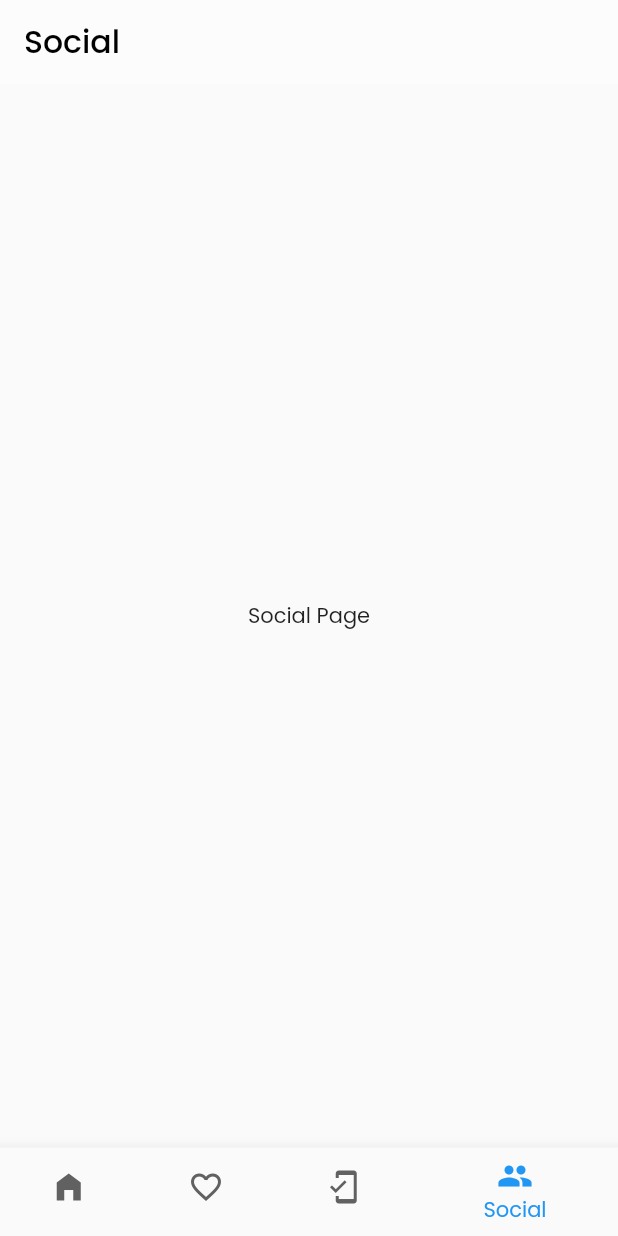
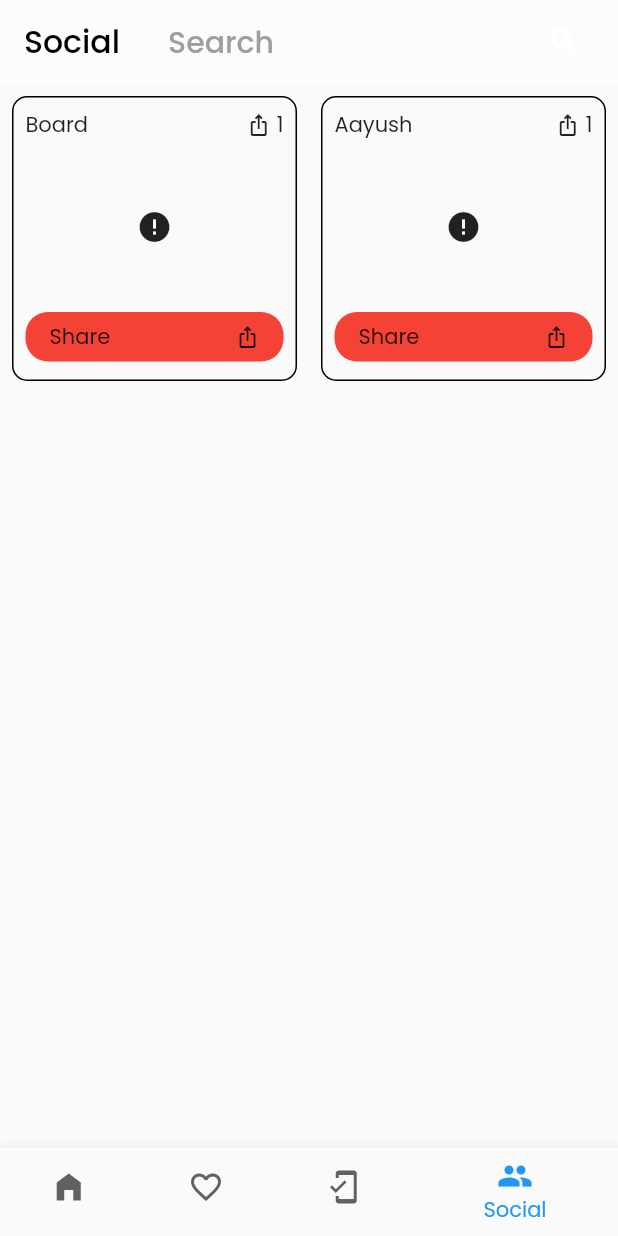
Before and after one commit to trendmate/app, a Flutter app: the screen it shows after launch, item 4 of the bottom bar chosen, on a phone screen of 412 x 824 dp. Run offline on Flutter 3.47's test engine with Material 2 defaults, Android fonts, the phone set to English and light mode, and no system bars; drawn by our look-alikes of cached_network_image; our stand-ins replace cloud_firestore, firebase_auth, firebase_core, share_plus; accounts and stored records are empty; network calls fail.

Commit message:
social feature (socialpage, socialProvider, firebase Methods and search)

```diff
--- /dev/null
+++ b/lib/constants/config.dart
@@ -0,0 +1,5 @@
+class Config {
+  Config._();
+
+  static bool UItest = false;
+}
--- a/lib/main.dart
+++ b/lib/main.dart
@@ -2,6 +2,7 @@ import 'package:flutter/material.dart';
 
 import 'package:firebase_core/firebase_core.dart';
 import 'package:provider/provider.dart';
+import 'package:trendmate/constants/config.dart';
 import 'package:trendmate/providers/filters_provider.dart';
 import 'package:trendmate/providers/products_provider.dart';
 
@@ -15,6 +16,7 @@ import 'package:trendmate/providers/social_provider.dart';
 import 'package:trendmate/providers/user_provider.dart';
 
 void main() async {
+  Config.UItest = true;
   WidgetsFlutterBinding.ensureInitialized();
   await Firebase.initializeApp();
   runApp(const MyApp());
--- a/lib/models/ecom/product.dart
+++ b/lib/models/ecom/product.dart
@@ -1,7 +1,7 @@
 import 'dart:convert';
 
 class Product {
-  final String productId;
+  String productId;
   final String brand;
   final String category;
   final String description;
@@ -10,7 +10,7 @@ class Product {
   final int price; // price*100
   final int rating; // out of 500 (5.00)
   final int reviews_no;
-  final int share_no;
+  int share_no;
   final int trendiness;
   final String url;
   final String demographic;
@@ -137,7 +137,8 @@ class Product {
 
   String toJson() => json.encode(toMap());
 
-  factory Product.fromJson(String source) => Product.fromMap(json.decode(source));
+  factory Product.fromJson(String source) =>
+      Product.fromMap(json.decode(source));
 
   @override
   String toString() {
@@ -192,4 +193,56 @@ class Product {
         fromBoardId.hashCode ^
         fromBoardName.hashCode;
   }
+
+  factory Product.demo0() {
+    return Product(
+      productId: '',
+      brand: "Monte Carlo",
+      category: "t-shirt",
+      description: "half-sleeve round neck black",
+      image:
+          "https://rukminim1.flixcart.com/image/880/1056/ju1jqfk0/t-shirt/u/z/4/l-men-ss19-rgln-hs-white-ylw-blk-strp-maniac-original-imaff9e8dpqzhwgu.jpeg?q=50",
+      title: "MC t-shirt",
+      price: 600,
+      url:
+          "https://www.flipkart.com/maniac-color-block-men-round-neck-white-black-yellow-t-shirt/p/itm82f2a149af9a8?pid=TSHFF9CCT5YB77ZW&lid=LSTTSHFF9CCT5YB77ZWRNMYT4&marketplace=FLIPKART&store=clo&srno=b_1_7&otracker=hp_omu_Deals%2Bof%2Bthe%2BDay_5_3.dealCard.OMU_4TGEXP57SSY8_3&otracker1=hp_omu_SECTIONED_manualRanking_neo%2Fmerchandising_Deals%2Bof%2Bthe%2BDay_NA_dealCard_cc_5_NA_view-all_3&fm=neo%2Fmerchandising&iid=588c7929-575d-4981-9620-7af91cf4e3ad.TSHFF9CCT5YB77ZW.SEARCH&ppt=browse&ppn=browse&ssid=7kii9m4mds0000001632050949891",
+      rating: 35,
+      reviews_no: 205,
+      trendiness: 44,
+      demographic: 'demoId',
+      occasion: 'brunch',
+      share_no: 1,
+      store: 'storeId',
+      fromBoardId: null,
+      fromBoardName: 'Board',
+      fromUid: null,
+      fromUserName: null,
+    );
   }
+
+  factory Product.demo1() {
+    return Product(
+      productId: '',
+      brand: "Monte Carlo",
+      category: "t-shirt",
+      description: "half-sleeve round neck black",
+      image:
+          "https://rukminim1.flixcart.com/image/880/1056/ju1jqfk0/t-shirt/u/z/4/l-men-ss19-rgln-hs-white-ylw-blk-strp-maniac-original-imaff9e8dpqzhwgu.jpeg?q=50",
+      title: "MC t-shirt",
+      price: 600,
+      url:
+          "https://www.flipkart.com/maniac-color-block-men-round-neck-white-black-yellow-t-shirt/p/itm82f2a149af9a8?pid=TSHFF9CCT5YB77ZW&lid=LSTTSHFF9CCT5YB77ZWRNMYT4&marketplace=FLIPKART&store=clo&srno=b_1_7&otracker=hp_omu_Deals%2Bof%2Bthe%2BDay_5_3.dealCard.OMU_4TGEXP57SSY8_3&otracker1=hp_omu_SECTIONED_manualRanking_neo%2Fmerchandising_Deals%2Bof%2Bthe%2BDay_NA_dealCard_cc_5_NA_view-all_3&fm=neo%2Fmerchandising&iid=588c7929-575d-4981-9620-7af91cf4e3ad.TSHFF9CCT5YB77ZW.SEARCH&ppt=browse&ppn=browse&ssid=7kii9m4mds0000001632050949891",
+      rating: 35,
+      reviews_no: 205,
+      trendiness: 44,
+      demographic: 'demoId',
+      occasion: 'brunch',
+      share_no: 1,
+      store: 'storeId',
+      fromBoardId: null,
+      fromBoardName: null,
+      fromUid: null,
+      fromUserName: 'Aayush',
+    );
+  }
+}
--- a/lib/models/user.dart
+++ b/lib/models/user.dart
@@ -11,7 +11,7 @@ class User {
   final String cover;
   final String bio;
   final Timestamp joined;
-  final GeoPoint location;
+  final GeoPoint? location;
   final List<String> my_boards;
   final List<String> followed_boards;
   final List<String> friends;
@@ -131,4 +131,19 @@ class User {
         followed_boards.hashCode ^
         friends.hashCode;
   }
+
+  factory User.demo() {
+    return User(
+        bio: '',
+        cover: '',
+        followed_boards: [],
+        friends: [],
+        image: '',
+        joined: Timestamp.now(),
+        location: null,
+        my_boards: [],
+        name: '',
+        phone: '',
+        uid: '');
+  }
 }
--- a/lib/pages/social/social_page.dart
+++ b/lib/pages/social/social_page.dart
@@ -1,4 +1,10 @@
+import 'package:cached_network_image/cached_network_image.dart';
 import 'package:flutter/material.dart';
+import 'package:provider/provider.dart';
+import 'package:share_plus/share_plus.dart';
+import 'package:trendmate/models/ecom/product.dart';
+import 'package:trendmate/providers/social_provider.dart';
+import 'package:trendmate/providers/user_provider.dart';
 
 class SocialPage extends StatelessWidget {
   static const routeName = '/social-page';
@@ -6,8 +12,112 @@ class SocialPage extends StatelessWidget {
 
   @override
   Widget build(BuildContext context) {
-    return Center(
-      child: Text("Social Page"),
+    return Consumer<SocialProvider>(
+      builder: (context, value, child) => UserProvider.instance.user == null
+          ? Center(
+              child: Text("You must be logged in"),
+            )
+          : GridView.count(
+              crossAxisCount: 2,
+              children:
+                  value.prods.map((e) => SocialProduct(product: e)).toList(),
+            ),
     );
   }
 }
+
+class SocialProduct extends StatelessWidget {
+  const SocialProduct({
+    Key? key,
+    required this.product,
+  }) : super(key: key);
+
+  final Product product;
+
+  void _share() async {
+    await Share.share('check out this product ${product.url}');
+    SocialProvider.instance.incrementShare(product);
+  }
+
+  @override
+  Widget build(BuildContext context) {
+    return Padding(
+      padding: const EdgeInsets.all(8.0),
+      child: Container(
+        decoration: BoxDecoration(
+          borderRadius: BorderRadius.circular(10),
+          border: Border.all(),
+        ),
+        child: Padding(
+          padding: const EdgeInsets.all(8.0),
+          child: Column(
+            crossAxisAlignment: CrossAxisAlignment.start,
+            children: [
+              Row(
+                children: [
+                  product.fromUserName != null
+                      ? Text(product.fromUserName!)
+                      : Text(product.fromBoardName!),
+                  Spacer(),
+                  Icon(
+                    Icons.ios_share,
+                    size: 16,
+                  ),
+                  SizedBox(
+                    width: 4,
+                  ),
+                  Text(product.share_no.toString())
+                ],
+              ),
+              SizedBox(
+                height: 12,
+              ),
+              SizedBox(
+                height: 90,
+                child: Row(
+                  mainAxisAlignment: MainAxisAlignment.start,
+                  children: [
+                    Expanded(
+                      child: CachedNetworkImage(
+                        fit: BoxFit.fitWidth,
+                        imageUrl: product.image,
+                        placeholder: (context, url) =>
+                            CircularProgressIndicator(),
+                        errorWidget: (context, url, error) => Icon(Icons.error),
+                      ),
+                    ),
+                  ],
+                ),
+              ),
+              SizedBox(
+                height: 12,
+              ),
+              GestureDetector(
+                  onTap: () {
+                    _share();
+                  },
+                  child: DecoratedBox(
+                    decoration: BoxDecoration(
+                        color: Colors.red,
+                        borderRadius: BorderRadius.circular(15)),
+                    child: Padding(
+                      padding: const EdgeInsets.fromLTRB(16, 6, 16, 6),
+                      child: Row(
+                        children: [
+                          Text("Share"),
+                          Spacer(),
+                          Icon(
+                            Icons.ios_share,
+                            size: 16,
+                          ),
+                        ],
+                      ),
+                    ),
+                  )),
+            ],
+          ),
+        ),
+      ),
+    );
+  }
+}
--- a/lib/pages/tabs_page.dart
+++ b/lib/pages/tabs_page.dart
@@ -1,5 +1,6 @@
 import 'package:flutter/material.dart';
 import 'package:trendmate/pages/social/social_page.dart';
+import 'package:trendmate/pages/social/social_search.dart';
 
 import 'posts/posts_page.dart';
 import 'favourites/board_page.dart';
@@ -40,9 +41,32 @@ class _TabsPageState extends State<TabsPage> {
       appBar: AppBar(
         backgroundColor: Colors.white30,
         elevation: 0,
-        title: Text(
-          _pages[_selectedPageIndex]['title'].toString(),
-          style: TextStyle(color: Colors.black, fontSize: 21),
+        title: Row(
+          children: [
+            Text(
+              _pages[_selectedPageIndex]['title'].toString(),
+              style: TextStyle(color: Colors.black, fontSize: 21),
+            ),
+            if (_selectedPageIndex == 3)
+              Expanded(
+                child: GestureDetector(
+                  onTap: () {
+                    Navigator.push(context,
+                        MaterialPageRoute(builder: (ctx) => SocialSearch()));
+                  },
+                  child: Padding(
+                    padding: const EdgeInsets.fromLTRB(32, 8, 8, 8),
+                    child: Row(
+                      children: [
+                        Text("Search", style: TextStyle(color: Colors.grey)),
+                        Spacer(),
+                        Icon(Icons.search)
+                      ],
+                    ),
+                  ),
+                ),
+              )
+          ],
         ),
       ),
       body: _pages[_selectedPageIndex]['page'] as Widget,
--- a/lib/providers/user_provider.dart
+++ b/lib/providers/user_provider.dart
@@ -1,5 +1,6 @@
 import 'package:firebase_auth/firebase_auth.dart' as auth;
 import 'package:flutter/material.dart';
+import 'package:trendmate/constants/config.dart';
 import 'package:trendmate/models/user.dart';
 import 'package:trendmate/services/firebase_methods.dart';
 
@@ -18,6 +19,11 @@ class UserProvider with ChangeNotifier {
   Future _init() async {
     if (!initilised) {
       initilised = true;
+
+      if (Config.UItest) {
+        user = User.demo();
+      }
+
       String? uid = auth.FirebaseAuth.instance.currentUser?.uid;
       if (uid != null)
         user = await FirebaseMethods.instance.getCurrentUser(uid);
--- a/pubspec.yaml
+++ b/pubspec.yaml
@@ -14,6 +14,7 @@ dependencies:
   cupertino_icons: ^1.0.2
 
   # UI
+  cached_network_image: ^3.1.0
 
   # DB
 
@@ -28,6 +29,7 @@ dependencies:
   url_launcher: ^6.0.11
 
   # utils
+  share_plus: ^3.0.4
 
 dev_dependencies:
   flutter_test:
```
Also changed, not shown: lib/pages/social/social_search.dart (+65 -0 lines), lib/providers/social_provider.dart (+33 -3 lines), lib/services/firebase_methods.dart (+58 -27 lines), pubspec.lock. Lines whose indentation alone changed are shown as unchanged.
